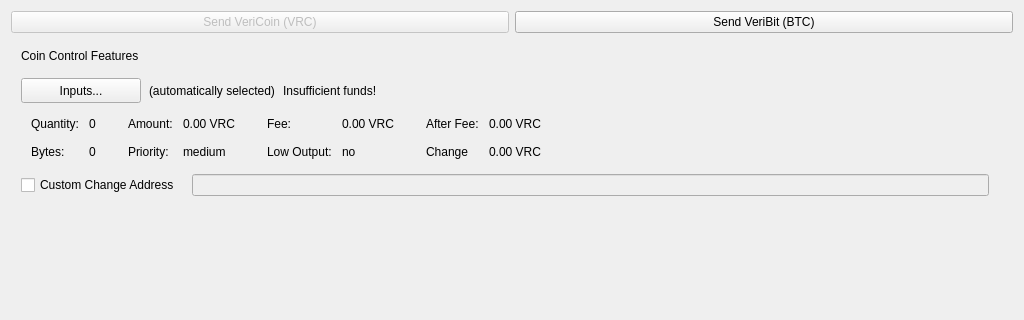
Before: the Qt Designer form src/qt/forms/sendcoinsdialog.ui in VeriConomy/vericoin, drawn with Qt 5; both pictures show x 0 to 1024 and y 0 to 320 of the 1024 by 768 pixel window.
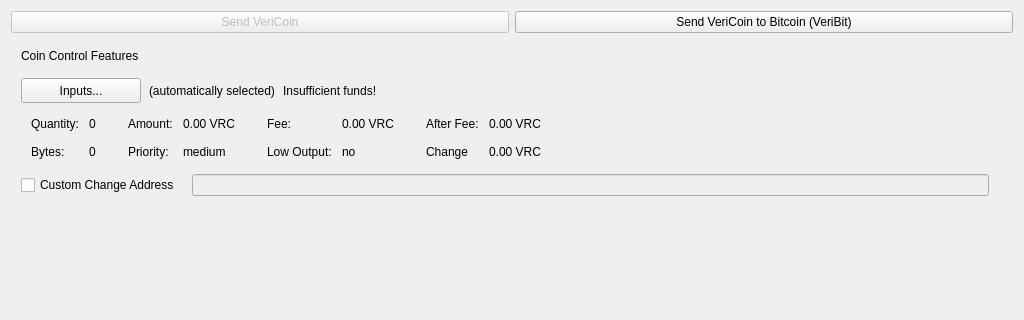
After: the same form once the commit is applied. Icons and pictures are not drawn.

```diff
--- a/src/qt/forms/sendcoinsdialog.ui
+++ b/src/qt/forms/sendcoinsdialog.ui
@@ -25,14 +25,14 @@
         <bool>false</bool>
        </property>
        <property name="text">
-        <string>Send VeriCoin (VRC)</string>
+        <string>Send VeriCoin</string>
        </property>
       </widget>
      </item>
      <item>
       <widget class="QPushButton" name="btnBitcoin">
        <property name="text">
-        <string>Send VeriBit (BTC)</string>
+        <string>Send VeriCoin to Bitcoin (VeriBit)</string>
        </property>
       </widget>
      </item>
```
